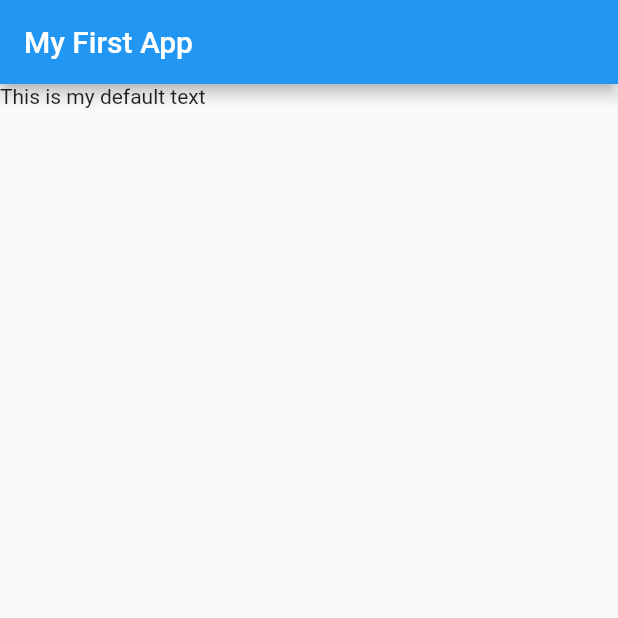
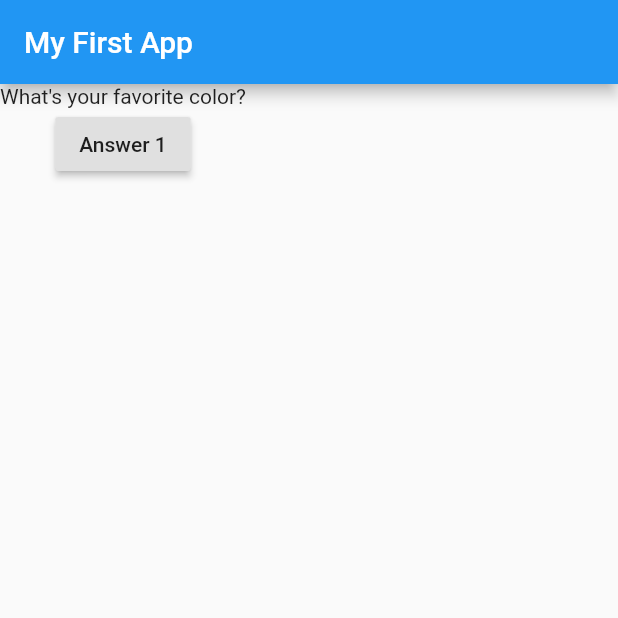
Before and after one commit to Qodify/flutter_app, a Flutter app: the screen it shows after launch, on a phone screen of 412 x 824 dp, the top half of it. Run offline on Flutter 3.47's test engine with Material 2 defaults, Android fonts, the phone set to English and light mode, and no system bars.

```diff
--- a/lib/main.dart
+++ b/lib/main.dart
@@ -5,17 +5,58 @@ import 'package:flutter/material.dart';
 // }
 void main() => runApp(MyApp());
 
-class MyApp extends StatelessWidget {
-  //every Widget needs to extend StatelessWidget or StatefullWidget
+class MyApp extends StatefulWidget {
+  @override
+  _MyAppState createState() => _MyAppState();
+}
+
+class _MyAppState extends State<MyApp> {
+  var questionIndex = 0;
+
+    void answerQuestion() {
+      setState(() {
+        questionIndex = questionIndex + 1;
+      });
+    }
+
+  var questions = [
+    "What's your favorite color?",
+    "What's your favorite animal?"
+  ];
+
   @override //decorator provided by dart, deliberately overriding build method from StatelessWidget
   Widget build(BuildContext context) {
     //flutters job to provide context for you
+
+
     return MaterialApp(
       home: Scaffold(
         appBar: AppBar(
           title: Text('My First App'),
         ),
-        body: Text('This is my default text'),
+        body: Column(
+          children: <Widget>[
+            Text(questions[questionIndex]),
+            RaisedButton(
+              child: Text('Answer 1'),
+              onPressed: answerQuestion,
+            ),
+            // RaisedButton(
+            //   child: Text('Answer 2'),
+            //   onPressed: () => answerQuestion(),
+            // ),
+            // RaisedButton(
+            //     child: Text('Answer 3'),
+            //     onPressed: () {
+            //       //do some stuff...
+            //       print("Answer 3 Chosen");
+            //     }),
+            // RaisedButton(
+            //   child: Text('Answer 4'),
+            //   onPressed: () => print("Answer 4 Chosen"),
+            // ),
+          ],
+        ),
       ),
     ); //does base setup
   }
```
Also changed, not shown: notes.assets/RDSfoutlethode2.PNG (added), notes.assets/image-20200418115849436.png (added), notes.assets/image-20200418130846105.png (added), notes.assets/image-20200418130915670.png (added), notes.assets/image-20200418131152582.png (added), notes.assets/image-20200418132655678.png (added), 1 other file.
